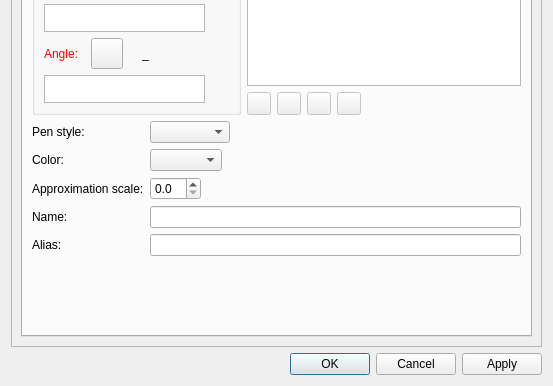
This is src/libs/vtools/dialogs/tools/dialogsplinepath.ui in dismine/valentina as Qt 5 draws it before an edit; both pictures show x 0 to 553 and y 357 to 743 of the 553 by 743 pixel window. The edited form follows.
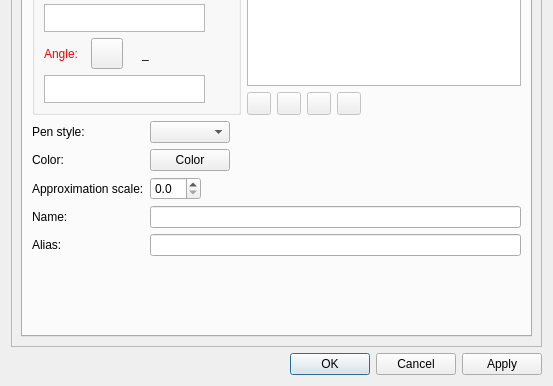
This is the edited form. Icons and pictures are not drawn. Custom widgets are drawn as their Qt base class.

Commit message: Tool color picker.

```diff
--- a/src/libs/vtools/dialogs/tools/dialogsplinepath.ui
+++ b/src/libs/vtools/dialogs/tools/dialogsplinepath.ui
@@ -977,9 +977,6 @@
                </property>
               </widget>
              </item>
-             <item row="1" column="1">
-              <widget class="QComboBox" name="comboBoxColor"/>
-             </item>
              <item row="3" column="0">
               <widget class="QLabel" name="labelName">
                <property name="text">
@@ -1056,6 +1053,13 @@
              <item row="4" column="1">
               <widget class="QLineEdit" name="lineEditAlias"/>
              </item>
+             <item row="1" column="1">
+              <widget class="VPE::QtColorPicker" name="pushButtonColor">
+               <property name="text">
+                <string>Color</string>
+               </property>
+              </widget>
+             </item>
             </layout>
            </item>
            <item>
@@ -1102,6 +1106,11 @@
   </layout>
  </widget>
  <customwidgets>
+  <customwidget>
+   <class>VPE::QtColorPicker</class>
+   <extends>QPushButton</extends>
+   <header>../vpropertyexplorer/qtcolorpicker.h</header>
+  </customwidget>
   <customwidget>
    <class>VPlainTextEdit</class>
    <extends>QPlainTextEdit</extends>
```
Left out of the diff: 18 changed lines with no effect on the pictures. The commit also changes 62 other files.
